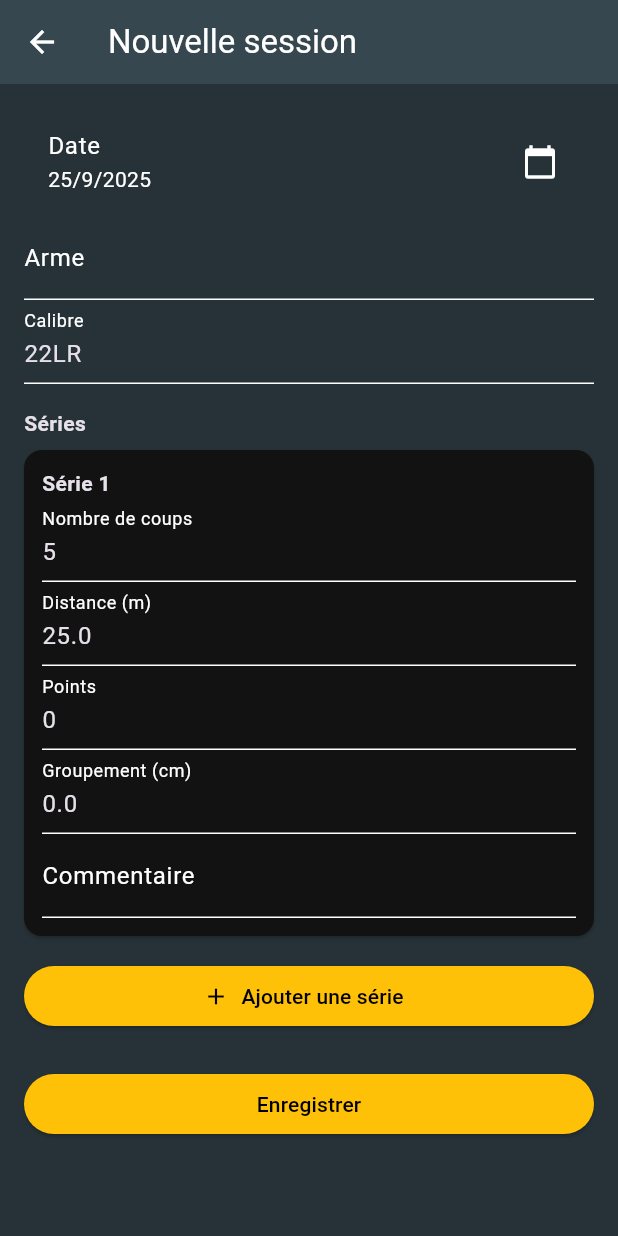
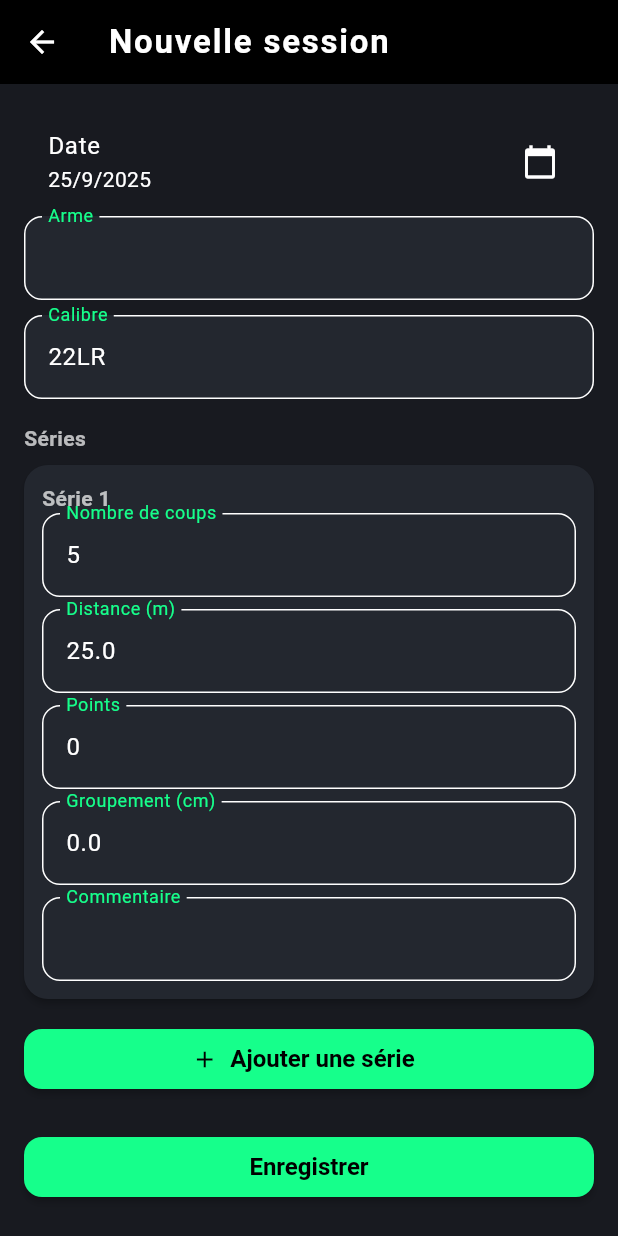
Before and after one commit to clementseguy/FFTir-MyCoach, a Flutter app: the screen it shows after launch, in the side drawer, after a tap on "Nouvelle session", on a phone screen of 412 x 824 dp. Run offline on Flutter 3.47's test engine with Material 3 defaults, Android fonts, the phone set to English and light mode, and no system bars; our stand-ins replace fl_chart, hive, hive_flutter, sqflite; accounts and stored records are empty.

Commit message:
Thème : boutons verts Sea Foam, labels flottants, espacement champs, cohérence couleur secondaire

```diff
--- a/lib/main.dart
+++ b/lib/main.dart
@@ -19,23 +19,69 @@ class MyApp extends StatelessWidget {
   Widget build(BuildContext context) {
     return MaterialApp(
       title: 'Tir Sportif',
-      theme: ThemeData.dark().copyWith(
+      theme: ThemeData(
+        brightness: Brightness.dark,
         colorScheme: ColorScheme.dark(
           primary: Colors.amber,
-          secondary: Colors.blueGrey,
+          secondary: Color(0xFF16FF8B), // Sea Foam
+          background: Color(0xFF181A20),
+          surface: Color(0xFF23272F),
         ),
-        scaffoldBackgroundColor: Colors.blueGrey[900],
+        scaffoldBackgroundColor: Color(0xFF181A20),
         appBarTheme: AppBarTheme(
-          backgroundColor: Colors.blueGrey[800],
+          backgroundColor: Colors.black,
           foregroundColor: Colors.white,
+          elevation: 0,
+          titleTextStyle: TextStyle(
+            color: Colors.white,
+            fontWeight: FontWeight.bold,
+            fontSize: 22,
+            letterSpacing: 1.2,
+          ),
         ),
-        cardColor: Colors.blueGrey[800],
+        cardColor: Color(0xFF23272F),
+        cardTheme: CardThemeData(
+          shape: RoundedRectangleBorder(
+            borderRadius: BorderRadius.circular(16),
+          ),
+          elevation: 2,
+        ),
         elevatedButtonTheme: ElevatedButtonThemeData(
           style: ElevatedButton.styleFrom(
-            backgroundColor: Colors.amber,
+            backgroundColor: Color(0xFF16FF8B), // Sea Foam
             foregroundColor: Colors.black,
+            shape: RoundedRectangleBorder(
+              borderRadius: BorderRadius.circular(12),
+            ),
+            textStyle: TextStyle(fontWeight: FontWeight.bold, fontSize: 16),
+            elevation: 2,
           ),
         ),
+        textTheme: ThemeData.dark().textTheme.copyWith(
+          bodyLarge: TextStyle(fontSize: 16, color: Colors.white),
+          bodyMedium: TextStyle(fontSize: 14, color: Colors.white70),
+          titleLarge: TextStyle(fontWeight: FontWeight.bold, fontSize: 20, color: Colors.white),
+        ),
+        inputDecorationTheme: InputDecorationTheme(
+          filled: true,
+          fillColor: Color(0xFF23272F),
+          border: OutlineInputBorder(
+            borderRadius: BorderRadius.circular(12),
+            borderSide: BorderSide(color: Color(0xFF16FF8B), width: 1.2),
+          ),
+          focusedBorder: OutlineInputBorder(
+            borderRadius: BorderRadius.circular(12),
+            borderSide: BorderSide(color: Colors.amber, width: 2),
+          ),
+          labelStyle: TextStyle(color: Color(0xFF16FF8B)),
+          floatingLabelBehavior: FloatingLabelBehavior.always,
+        ),
+  iconTheme: IconThemeData(color: Color(0xFF16FF8B), size: 24),
+        floatingActionButtonTheme: FloatingActionButtonThemeData(
+          backgroundColor: Color(0xFF16FF8B),
+          foregroundColor: Colors.black,
+        ),
+        dividerColor: Colors.grey[800],
       ),
       home: HomeScreen(),
     );
--- a/lib/screens/create_session_screen.dart
+++ b/lib/screens/create_session_screen.dart
@@ -42,6 +42,7 @@ class _CreateSessionScreenState extends State<CreateSessionScreen> {
                 decoration: InputDecoration(labelText: 'Arme'),
                 validator: (value) => value == null || value.isEmpty ? 'Champ requis' : null,
               ),
+              SizedBox(height: 10),
               TextFormField(
                 controller: _caliberController,
                 decoration: InputDecoration(labelText: 'Calibre'),
@@ -66,24 +67,28 @@ class _CreateSessionScreenState extends State<CreateSessionScreen> {
                           keyboardType: TextInputType.number,
                           onChanged: (v) => s.shotCount = int.tryParse(v) ?? 0,
                         ),
+                        SizedBox(height: 8),
                         TextFormField(
                           initialValue: s.distance.toString(),
                           decoration: InputDecoration(labelText: 'Distance (m)'),
                           keyboardType: TextInputType.number,
                           onChanged: (v) => s.distance = double.tryParse(v) ?? 0,
                         ),
+                        SizedBox(height: 8),
                         TextFormField(
                           initialValue: s.points.toString(),
                           decoration: InputDecoration(labelText: 'Points'),
                           keyboardType: TextInputType.number,
                           onChanged: (v) => s.points = int.tryParse(v) ?? 0,
                         ),
+                        SizedBox(height: 8),
                         TextFormField(
                           initialValue: s.groupSize.toString(),
                           decoration: InputDecoration(labelText: 'Groupement (cm)'),
                           keyboardType: TextInputType.number,
                           onChanged: (v) => s.groupSize = double.tryParse(v) ?? 0,
                         ),
+                        SizedBox(height: 8),
                         TextFormField(
                           initialValue: s.comment,
                           decoration: InputDecoration(labelText: 'Commentaire'),
```
